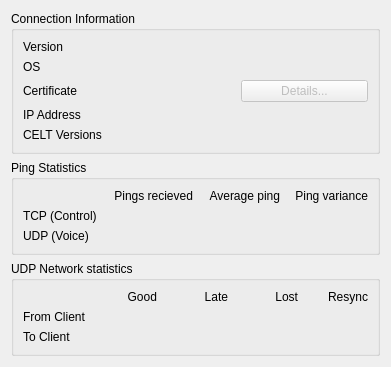
First picture: the form in src/mumble/UserInformation.ui, repository mumble-voip/mumble, before the edit.
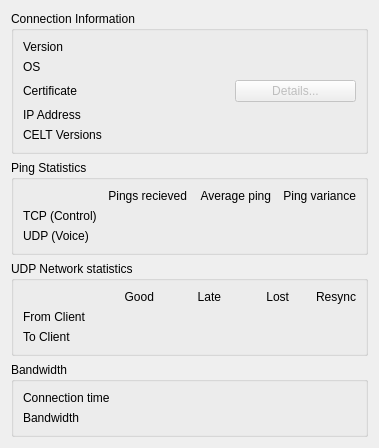
Second picture: the form after the edit.

Commit message: Show bandwidthrecord stats in client

The edit to the form file:
```diff
--- a/src/mumble/UserInformation.ui
+++ b/src/mumble/UserInformation.ui
@@ -6,8 +6,8 @@
    <rect>
     <x>0</x>
     <y>0</y>
-    <width>391</width>
-    <height>355</height>
+    <width>379</width>
+    <height>401</height>
    </rect>
   </property>
   <property name="windowTitle">
@@ -401,6 +401,55 @@
      </layout>
     </widget>
    </item>
+   <item>
+    <widget class="QGroupBox" name="qgbBandwidth">
+     <property name="title">
+      <string>Bandwidth</string>
+     </property>
+     <layout class="QGridLayout" name="gridLayout_4">
+      <item row="0" column="0">
+       <widget class="QLabel" name="qliTime">
+        <property name="text">
+         <string>Connection time</string>
+        </property>
+       </widget>
+      </item>
+      <item row="0" column="1">
+       <widget class="QLabel" name="qlTime">
+        <property name="sizePolicy">
+         <sizepolicy hsizetype="Preferred" vsizetype="Preferred">
+          <horstretch>1</horstretch>
+          <verstretch>0</verstretch>
+         </sizepolicy>
+        </property>
+        <property name="text">
+         <string/>
+        </property>
+       </widget>
+      </item>
+      <item row="1" column="0">
+       <widget class="QLabel" name="qliBandwidth">
+        <property name="text">
+         <string>Bandwidth</string>
+        </property>
+       </widget>
+      </item>
+      <item row="1" column="1">
+       <widget class="QLabel" name="qlBandwidth">
+        <property name="sizePolicy">
+         <sizepolicy hsizetype="Preferred" vsizetype="Preferred">
+          <horstretch>1</horstretch>
+          <verstretch>0</verstretch>
+         </sizepolicy>
+        </property>
+        <property name="text">
+         <string/>
+        </property>
+       </widget>
+      </item>
+     </layout>
+    </widget>
+   </item>
   </layout>
  </widget>
  <resources/>
```
The commit also changes 2 other files.
